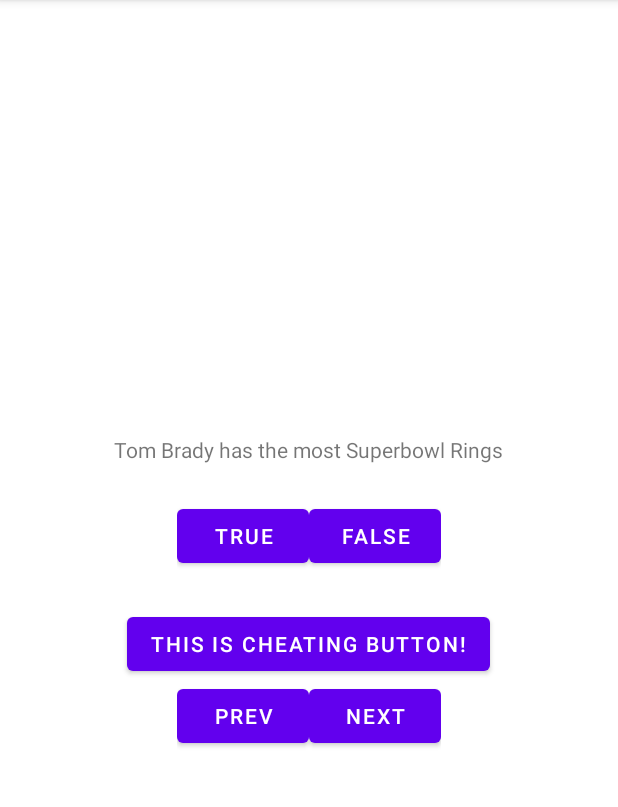
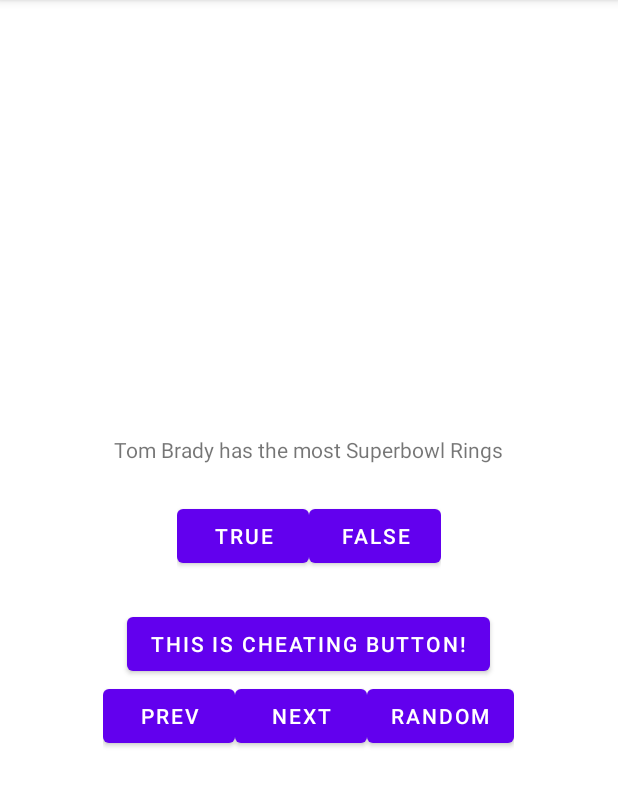
Before and after one commit to ImprovedHelloKitty/Football_Quiz, an Android app: the screen it shows after launch (MainActivity), on a phone screen of 412 x 824 dp, the part 84-891 px from its top. Run offline under Robolectric (Android 15) with nearby library versions, the phone set to English and light mode, and no system bars.

Commit message:
Random Question Button and display

```diff
--- a/app/src/main/java/com/example/footballquiz/MainActivity.kt
+++ b/app/src/main/java/com/example/footballquiz/MainActivity.kt
@@ -12,6 +12,7 @@ import androidx.coordinatorlayout.widget.CoordinatorLayout
 import androidx.activity.viewModels
 import com.example.footballquiz.databinding.ActivityMainBinding
 import com.google.android.material.snackbar.Snackbar
+import kotlin.random.Random
 
 
 //private lateinit var true_button:Button
@@ -97,6 +98,11 @@ class MainActivity : AppCompatActivity() {
             }
         }
 
+        binding.randomButton.setOnClickListener {
+            quizViewModel.randomQuestion()
+            updateQuestion()
+        }
+
         binding.cheatButton.setOnClickListener{
             //Start cheat activity
             //val intent = Intent(this, CheatActivity::class.java)
--- a/app/src/main/java/com/example/footballquiz/QuizViewModel.kt
+++ b/app/src/main/java/com/example/footballquiz/QuizViewModel.kt
@@ -6,6 +6,7 @@ import android.util.Log
 import androidx.lifecycle.SavedStateHandle
 import androidx.lifecycle.ViewModel
 import androidx.lifecycle.createSavedStateHandle
+import kotlin.random.Random
 
 private const val TAG = "QuizViewModel"
 const val IS_CHEATER_KEY = "IS_CHEATER_KEY"
@@ -64,4 +65,8 @@ class QuizViewModel(private val savedStateHandle: SavedStateHandle): ViewModel()
         numberCorrect++
     }
 
+    fun randomQuestion(){
+        currentIndex = Random.nextInt(0,questionBank.size-1)
+    }
+
 }
--- a/app/src/main/res/layout/activity_main.xml
+++ b/app/src/main/res/layout/activity_main.xml
@@ -57,5 +57,11 @@
             android:layout_width="wrap_content"
             android:layout_height="wrap_content"
             android:text="@string/next_button"/>
+
+        <Button
+            android:id="@+id/random_button"
+            android:layout_width="wrap_content"
+            android:layout_height="wrap_content"
+            android:text="@string/random_button"/>
     </LinearLayout>
 </LinearLayout>
--- a/app/src/main/res/values/strings.xml
+++ b/app/src/main/res/values/strings.xml
@@ -9,6 +9,7 @@
     <string name="false_button">False</string>
     <string name="next_button">Next</string>
     <string name="prev_button">Prev</string>
+    <string name="random_button">Random</string>
     <string name="correct_string">That is Correct!</string>
     <string name="incorrect_string">That is incorrect!</string>
     <string name = "show_answer_button">Show me the Answer!</string>
```
